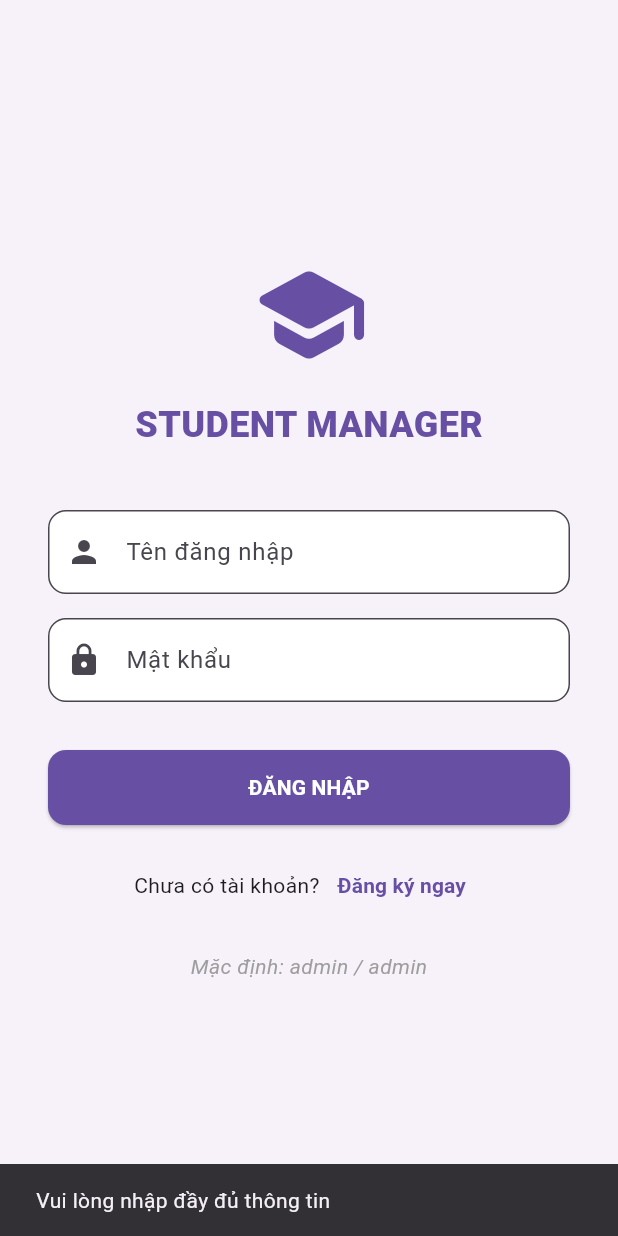
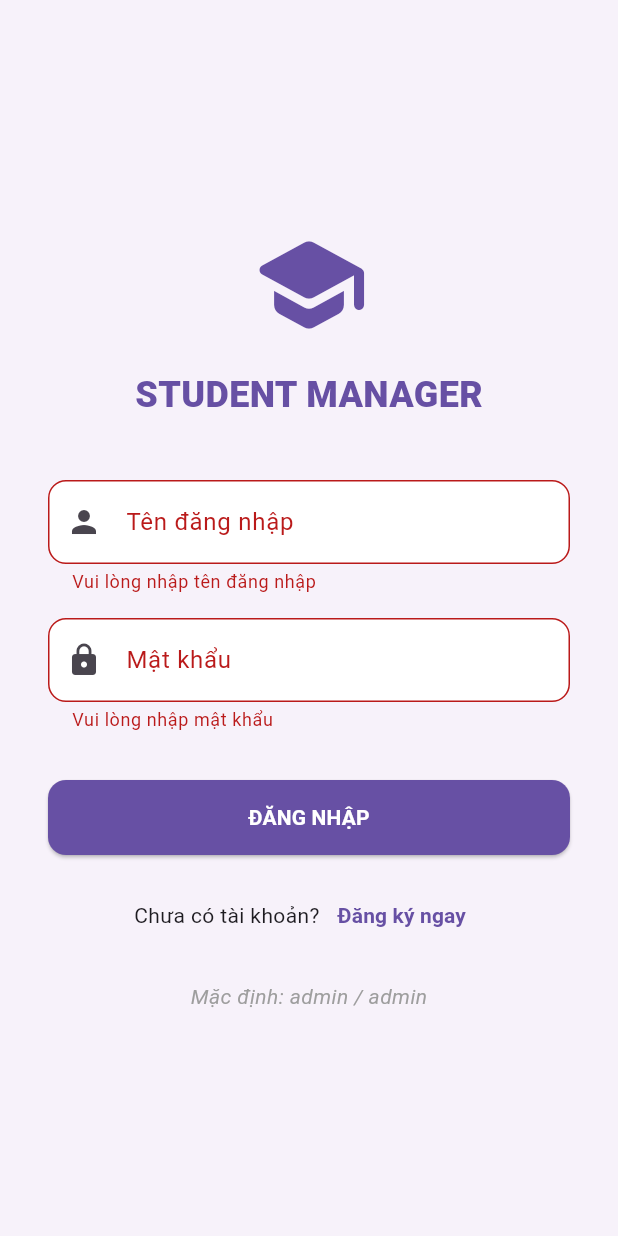
Before and after one commit to MiyazakiLOL/StudentManagement, a Flutter app: the screen it shows after launch, after a tap on "ĐĂNG NHẬP", on a phone screen of 412 x 824 dp. Run offline on Flutter 3.47's test engine with Material 3 defaults, Android fonts, the phone set to English and light mode, and no system bars; our stand-ins replace shared_preferences.

Commit message:
Update login_page.dart

```diff
--- a/lib/screens/login_page.dart
+++ b/lib/screens/login_page.dart
@@ -10,6 +10,7 @@ class LoginPage extends StatefulWidget {
 }
 
 class _LoginPageState extends State<LoginPage> {
+  final _formKey = GlobalKey<FormState>();
   final _usernameController = TextEditingController();
   final _passwordController = TextEditingController();
   final _confirmPasswordController = TextEditingController();
@@ -17,31 +18,19 @@ class _LoginPageState extends State<LoginPage> {
   bool _isRegistering = false;
 
   Future<void> _handleAuth() async {
+    if (!_formKey.currentState!.validate()) return;
+
     final user = _usernameController.text.trim();
     final pass = _passwordController.text.trim();
 
-    if (user.isEmpty || pass.isEmpty) {
-      ScaffoldMessenger.of(context).showSnackBar(const SnackBar(content: Text('Vui lòng nhập đầy đủ thông tin')));
-      return;
-    }
-
     if (_isRegistering) {
-      final confirmPass = _confirmPasswordController.text.trim();
-      final email = _emailController.text.trim();
-
-      if (email.isEmpty || confirmPass.isEmpty) {
-        ScaffoldMessenger.of(context).showSnackBar(const SnackBar(content: Text('Vui lòng nhập đầy đủ thông tin')));
-        return;
-      }
-
-      if (pass != confirmPass) {
-        ScaffoldMessenger.of(context).showSnackBar(const SnackBar(content: Text('Mật khẩu xác nhận không khớp')));
-        return;
-      }
-
       final success = await AuthService.register(user, pass);
       if (success) {
         setState(() => _isRegistering = false);
+        _usernameController.clear();
+        _passwordController.clear();
+        _confirmPasswordController.clear();
+        _emailController.clear();
         ScaffoldMessenger.of(context).showSnackBar(const SnackBar(content: Text('Đăng ký thành công! Hãy đăng nhập.')));
       } else {
         ScaffoldMessenger.of(context).showSnackBar(const SnackBar(content: Text('Tài khoản đã tồn tại')));
@@ -63,6 +52,8 @@ class _LoginPageState extends State<LoginPage> {
       body: Center(
         child: SingleChildScrollView(
           padding: const EdgeInsets.all(32),
+          child: Form(
+            key: _formKey,
             child: Column(
               mainAxisAlignment: MainAxisAlignment.center,
               children: [
@@ -83,7 +74,7 @@ class _LoginPageState extends State<LoginPage> {
                     style: TextStyle(color: Colors.grey, fontSize: 14),
                   ),
                 const SizedBox(height: 32),
-              TextField(
+                TextFormField(
                   controller: _usernameController,
                   decoration: InputDecoration(
                     labelText: 'Tên đăng nhập',
@@ -92,10 +83,15 @@ class _LoginPageState extends State<LoginPage> {
                     filled: true,
                     fillColor: Colors.white,
                   ),
+                  validator: (value) {
+                    if (value == null || value.isEmpty) return 'Vui lòng nhập tên đăng nhập';
+                    if (value.length < 3) return 'Tên đăng nhập phải ít nhất 3 ký tự';
+                    return null;
+                  },
                 ),
                 if (_isRegistering) ...[
                   const SizedBox(height: 16),
-                TextField(
+                  TextFormField(
                     controller: _emailController,
                     keyboardType: TextInputType.emailAddress,
                     decoration: InputDecoration(
@@ -105,10 +101,16 @@ class _LoginPageState extends State<LoginPage> {
                       filled: true,
                       fillColor: Colors.white,
                     ),
+                    validator: (value) {
+                      if (value == null || value.isEmpty) return 'Vui lòng nhập email';
+                      final emailRegex = RegExp(r'^[\w-\.]+@([\w-]+\.)+[\w-]{2,4}$');
+                      if (!emailRegex.hasMatch(value)) return 'Email không đúng định dạng';
+                      return null;
+                    },
                   ),
                 ],
                 const SizedBox(height: 16),
-              TextField(
+                TextFormField(
                   controller: _passwordController,
                   obscureText: true,
                   decoration: InputDecoration(
@@ -118,10 +120,15 @@ class _LoginPageState extends State<LoginPage> {
                     filled: true,
                     fillColor: Colors.white,
                   ),
+                  validator: (value) {
+                    if (value == null || value.isEmpty) return 'Vui lòng nhập mật khẩu';
+                    if (value.length < 6) return 'Mật khẩu phải ít nhất 6 ký tự';
+                    return null;
+                  },
                 ),
                 if (_isRegistering) ...[
                   const SizedBox(height: 16),
-                TextField(
+                  TextFormField(
                     controller: _confirmPasswordController,
                     obscureText: true,
                     decoration: InputDecoration(
@@ -131,6 +138,11 @@ class _LoginPageState extends State<LoginPage> {
                       filled: true,
                       fillColor: Colors.white,
                     ),
+                    validator: (value) {
+                      if (value == null || value.isEmpty) return 'Vui lòng xác nhận mật khẩu';
+                      if (value != _passwordController.text) return 'Mật khẩu xác nhận không khớp';
+                      return null;
+                    },
                   ),
                 ],
                 const SizedBox(height: 32),
@@ -153,13 +165,16 @@ class _LoginPageState extends State<LoginPage> {
                   children: [
                     Text(_isRegistering ? 'Đã có tài khoản?' : 'Chưa có tài khoản?'),
                     TextButton(
-                    onPressed: () => setState(() {
+                      onPressed: () {
+                        setState(() {
                           _isRegistering = !_isRegistering;
+                        });
                         _usernameController.clear();
                         _passwordController.clear();
                         _confirmPasswordController.clear();
                         _emailController.clear();
-                    }),
+                        _formKey.currentState?.reset();
+                      },
                       child: Text(
                         _isRegistering ? 'Đăng nhập' : 'Đăng ký ngay',
                         style: const TextStyle(fontWeight: FontWeight.bold, color: Color(0xFF6750A4)),
@@ -175,6 +190,7 @@ class _LoginPageState extends State<LoginPage> {
             ),
           ),
         ),
+      ),
     );
   }
 }
```
Lines whose indentation alone changed are shown as unchanged.
